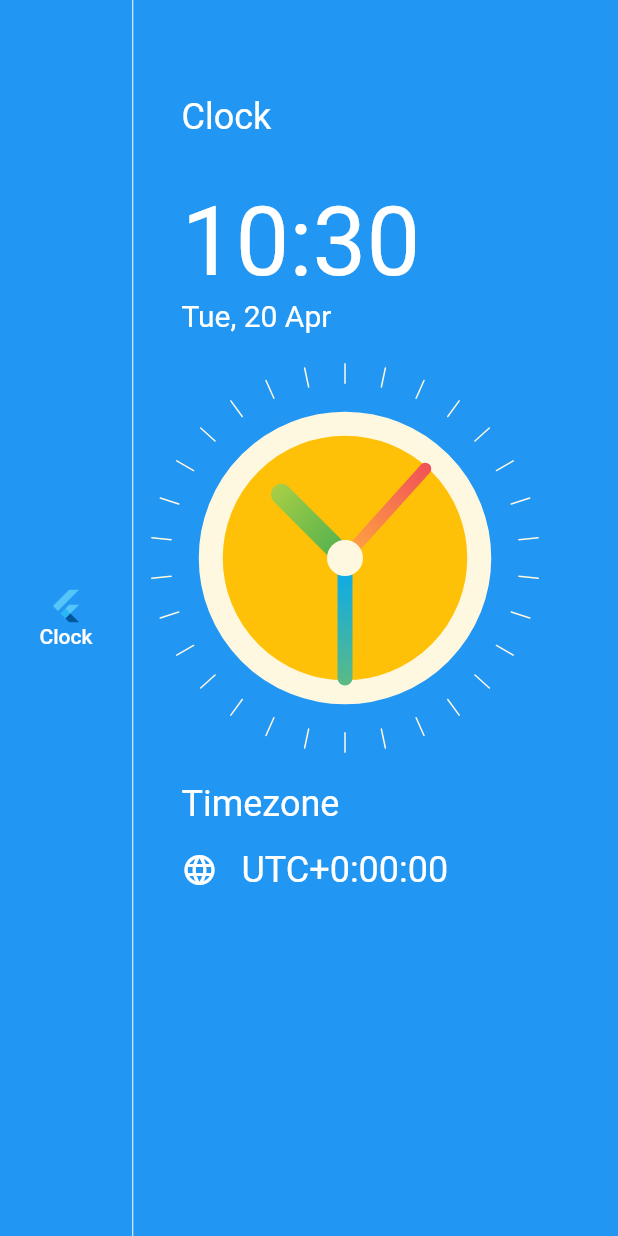
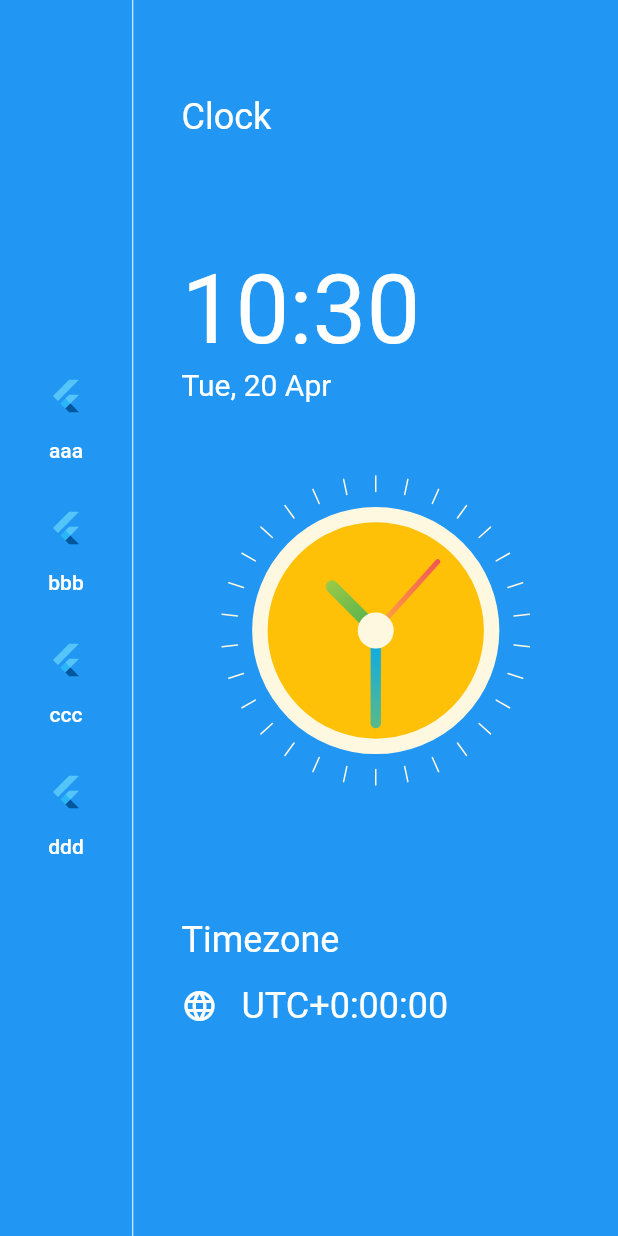
Before and after one commit to oQULOo/taciturn-clock, a Flutter app: the screen it shows after launch, on a phone screen of 412 x 824 dp. Run offline on Flutter 3.47's test engine with Material 2 defaults, Android fonts, the phone set to English and light mode, and no system bars.

Commit message:
左側メニュー表示の設定

```diff
--- a/lib/homepage.dart
+++ b/lib/homepage.dart
@@ -30,17 +30,10 @@ class _HomePageState extends State<HomePage> {
           Column(
             mainAxisAlignment: MainAxisAlignment.center,
             children: [
-              FlatButton(
-                  onPressed: () {},
-                  child: Column(
-                    children: [
-                      FlutterLogo(),
-                      Text(
-                        'Clock',
-                        style: TextStyle(color: Colors.white, fontSize: 14),
-                      ),
-                    ],
-                  )),
+              buildMenuButton('aaa'),
+              buildMenuButton('bbb'),
+              buildMenuButton('ccc'),
+              buildMenuButton('ddd'),
             ],
           ),
 
@@ -55,13 +48,22 @@ class _HomePageState extends State<HomePage> {
               child: Column(
                 crossAxisAlignment: CrossAxisAlignment.start,
                 children: [
-                  Text(
+                  Flexible(
+                    flex: 1,
+                    fit: FlexFit.tight,
+                    child: Text(
                       'Clock',
                       style: TextStyle(color: Colors.white, fontSize: 24),
+                    ),
                   ),
                   SizedBox(
                     height: 32,
                   ),
+                  Flexible(
+                    flex: 2,
+                    child: Column(
+                      crossAxisAlignment: CrossAxisAlignment.start,
+                      children: [
                         Text(
                           formattedTime,
                           style: TextStyle(color: Colors.white, fontSize: 64),
@@ -70,7 +72,23 @@ class _HomePageState extends State<HomePage> {
                           formattedDate,
                           style: TextStyle(color: Colors.white, fontSize: 20),
                         ),
-                  ClockView(),
+                      ],
+                    ),
+                  ),
+                  Flexible(
+                      flex: 4,
+                      fit: FlexFit.tight,
+                      child: Align(
+                        alignment: Alignment.center,
+                        child: ClockView(
+                            size: MediaQuery.of(context).size.height / 4),
+                      )),
+                  Flexible(
+                    flex: 2,
+                    fit: FlexFit.tight,
+                    child: Column(
+                      crossAxisAlignment: CrossAxisAlignment.start,
+                      children: [
                         Text(
                           'Timezone',
                           style: TextStyle(color: Colors.white, fontSize: 24),
@@ -82,9 +100,13 @@ class _HomePageState extends State<HomePage> {
                             SizedBox(width: 16),
                             Text(
                               'UTC' + offsetSign + timezoneString,
-                        style: TextStyle(color: Colors.white, fontSize: 24),
+                              style:
+                                  TextStyle(color: Colors.white, fontSize: 24),
                             ),
                           ],
+                        ),
+                      ],
+                    ),
                   ),
                 ],
               ),
@@ -94,4 +116,22 @@ class _HomePageState extends State<HomePage> {
       ),
     );
   }
+
+  Padding buildMenuButton(String title) {
+    return Padding(
+      padding: const EdgeInsets.symmetric(vertical: 16.0),
+      child: FlatButton(
+          onPressed: () {},
+          child: Column(
+            children: [
+              FlutterLogo(),
+              SizedBox(height: 16), //左側アイコンのサイズ
+              Text(
+                title ?? '',
+                style: TextStyle(color: Colors.white, fontSize: 14),
+              ),
+            ],
+          )),
+    );
   }
+}
```
Also changed, not shown: lib/clock_view.dart (+18 -14 lines). Lines whose indentation alone changed are shown as unchanged.
